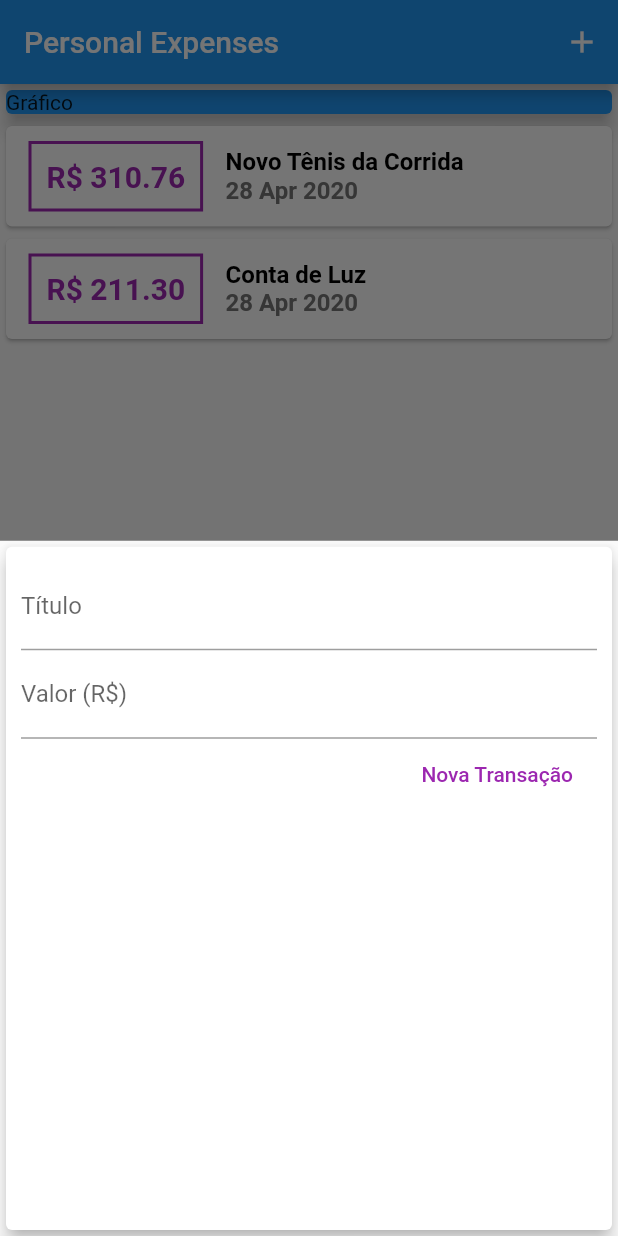
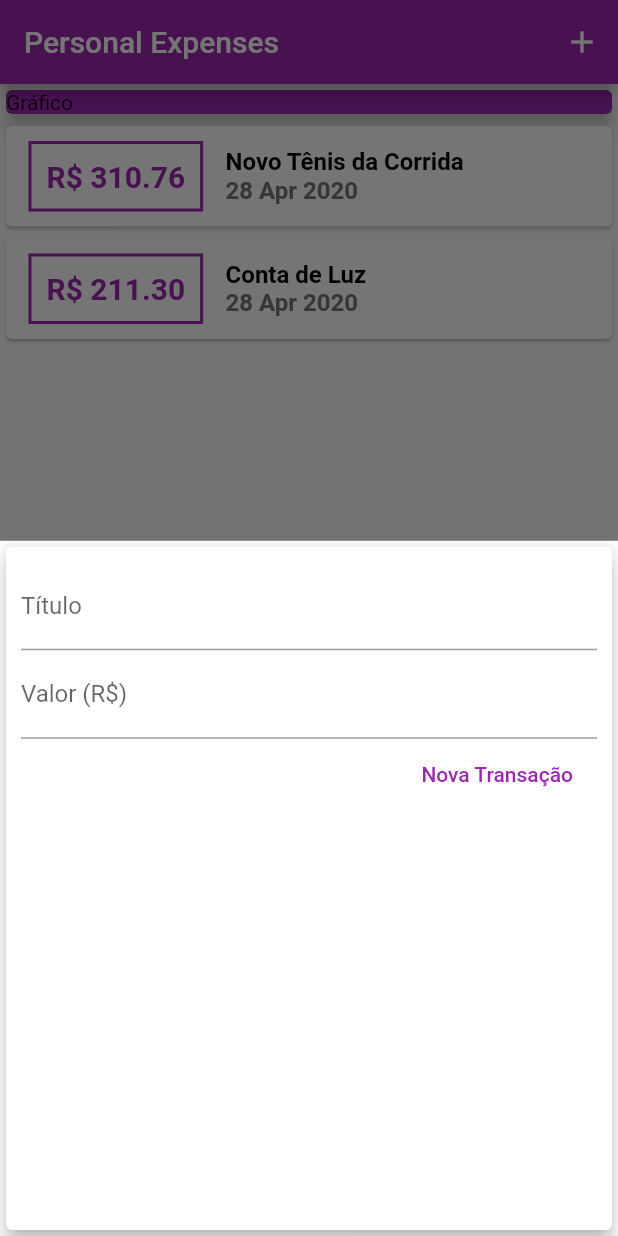
Before and after one commit to RamonGiovane/personal_expenses, a Flutter app: the screen it shows after launch, after a tap on the "add" icon, on a phone screen of 412 x 824 dp. Run offline on Flutter 3.47's test engine with Material 2 defaults, Android fonts, the phone set to English and light mode, and no system bars.

Commit message:
Lesson 104: Applying color theme

```diff
--- a/lib/components/transaction_form.dart
+++ b/lib/components/transaction_form.dart
@@ -48,7 +48,7 @@ class _TransactionFormState extends State<TransactionForm> {
               children: <Widget>[
                 FlatButton(
                   child: Text("Nova Transação"),
-                  textColor: Colors.purple,
+                  textColor: Theme.of(context).primaryColor,
                   onPressed: _submitForm,
                 ),
               ],
--- a/lib/components/transaction_list.dart
+++ b/lib/components/transaction_list.dart
@@ -26,7 +26,7 @@ class TransactionList extends StatelessWidget {
                   ),
                   decoration: BoxDecoration(
                     border: Border.all(
-                      color: Colors.purple,
+                      color: Theme.of(context).primaryColor,//Colors.purple,
                       width: 2,
                     ),
                   ),
@@ -34,7 +34,7 @@ class TransactionList extends StatelessWidget {
                   child: utils.boldText(
                       content: utils.monetaryVal(tr.value),
                       size: 20,
-                      color: Colors.purple),
+                      color: Theme.of(context).primaryColor),
                 ),
                 Column(
                   crossAxisAlignment: CrossAxisAlignment.start,
--- a/lib/main.dart
+++ b/lib/main.dart
@@ -11,6 +11,10 @@ class ExpensesApp extends StatelessWidget {
   Widget build(BuildContext context) {
     return MaterialApp(
       home: MyHomePage(),
+      theme: ThemeData(
+        primarySwatch: Colors.purple,
+        accentColor: Colors.deepPurple,
+      ),
     );
   }
 }
@@ -78,7 +82,7 @@ class _MyHomePageState extends State<MyHomePage> {
               children: <Widget>[
                 Container(
                   child: Card(
-                    color: Colors.blue,
+                    color: Theme.of(context).primaryColor,
                     child: Text("Gráfico"),
                     elevation: 5,
                   ),
```
